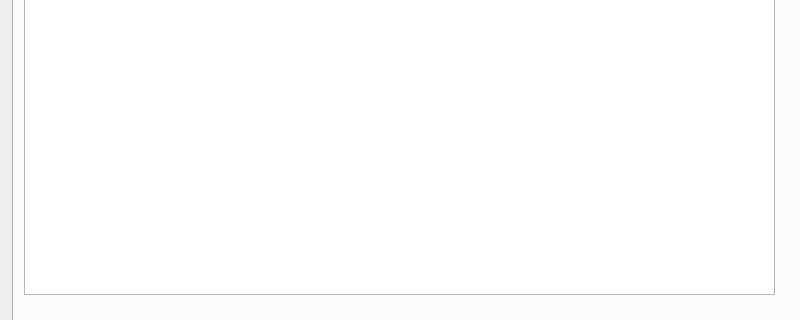
Above: direcs/src/direcsSmall.ui from markusk/direcs before the change; both pictures show x 0 to 800 and y 160 to 480 of the 800 by 480 pixel window. Below: the same form after it.
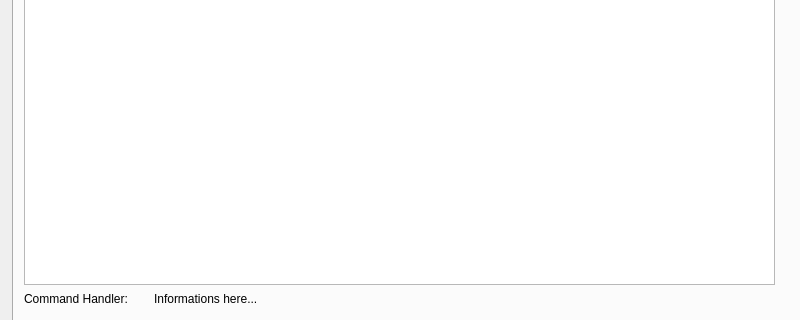
That is the form after the change. The open tabs and pages were chosen to show the change. Icons and pictures are not drawn. Custom widgets are drawn as their Qt base class.

Commit message: Added Signal and Slot for showing command handler information in GUI - shown in extra label

The edit to the form file:
```diff
--- a/direcs/src/direcsSmall.ui
+++ b/direcs/src/direcsSmall.ui
@@ -1728,10 +1728,36 @@
         <x>10</x>
         <y>0</y>
         <width>751</width>
-        <height>361</height>
+        <height>351</height>
        </rect>
       </property>
      </widget>
+     <widget class="QLabel" name="lblqwetr">
+      <property name="geometry">
+       <rect>
+        <x>10</x>
+        <y>357</y>
+        <width>131</width>
+        <height>16</height>
+       </rect>
+      </property>
+      <property name="text">
+       <string>Command Handler:</string>
+      </property>
+     </widget>
+     <widget class="QLabel" name="lblCommandHandlerInformation">
+      <property name="geometry">
+       <rect>
+        <x>140</x>
+        <y>357</y>
+        <width>621</width>
+        <height>16</height>
+       </rect>
+      </property>
+      <property name="text">
+       <string>Informations here...</string>
+      </property>
+     </widget>
     </widget>
     <widget class="QWidget" name="tabLogNetwork">
      <attribute name="title">
```
Left out of the diff: 2 changed lines with no effect on the pictures. The commit also changes 6 other files.
